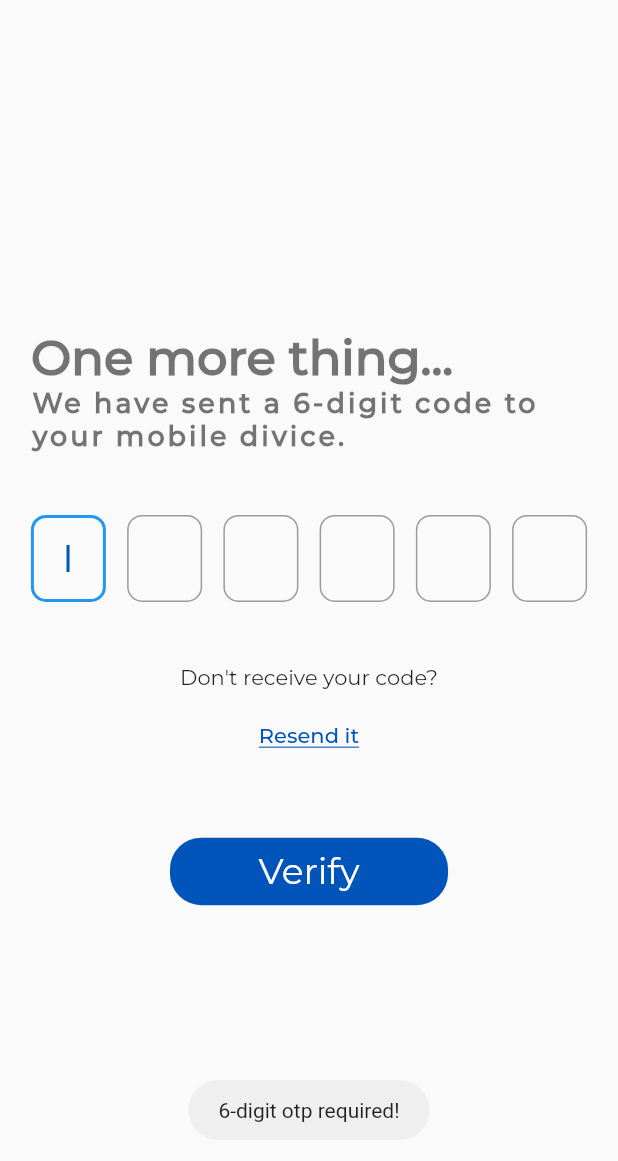
After one commit to MyDaktari/MyDaktari-Mobile-App, a Flutter app: the OtpScreen screen opened by its route, after a tap on "Verify", on a phone screen of 412 x 824 dp. The commit adds this screen. Shown: the top 1161 px of the screen. Run offline on Flutter 3.47's test engine with Material 2 defaults, Android fonts, the phone set to English and light mode, and no system bars; our stand-ins replace bloc, calendar_date_picker2, date_field, equatable, flutter_bloc, flutter_svg and 2 more; accounts and stored records are empty; network calls fail; project files that could hold a hidden picture were left out.

Commit message:
opt ui and logic

```diff
--- a/lib/constants/constants.dart
+++ b/lib/constants/constants.dart
@@ -8,6 +8,7 @@ const Color headerColor = Color.fromARGB(255, 242, 242, 242);
 const Color greenish = Color.fromARGB(255, 0, 236, 182);
 
 String userId = '';
+String userPhoneNumber = '';
 
 String formatRelativeTime(DateTime dateTime) {
   final now = DateTime.now();
--- a/lib/constants/urls.dart
+++ b/lib/constants/urls.dart
@@ -29,3 +29,7 @@ const String otpUrl =
     'https://mydoc.my-daktari.com/new_api/sendRegisterOTP.php';
 
 const String blogUrl = 'https://mydoc.my-daktari.com/new_api/allBlogs.php';
+const String otpRequestUrl =
+    'https://mydoc.my-daktari.com/new_api/sendRegisterOTP.php';
+const String otpVerificationUrl =
+    'https://mydoc.my-daktari.com/new_api/verifyRegisterOTP.php';
--- /dev/null
+++ b/lib/logic/bloc/otp/otp_bloc.dart
@@ -0,0 +1,39 @@
+import 'package:bloc/bloc.dart';
+import 'package:equatable/equatable.dart';
+import 'package:my_daktari/repositories/authentication/authentication_repository.dart';
+
+part 'otp_event.dart';
+part 'otp_state.dart';
+
+class OtpBloc extends Bloc<OtpEvent, OtpState> {
+  final AuthenticationRepository authenticationRepository;
+  OtpBloc({required AuthenticationRepository authRepository})
+      : authenticationRepository = authRepository,
+        super(OtpInitalize()) {
+    on<RequestOtp>(_onRequestOtp);
+    on<VerifyOtp>(_onVerifyOtp);
+  }
+  void _onRequestOtp(RequestOtp event, Emitter<OtpState> emit) async {
+    emit(OtpLoading());
+    try {
+      String message = await authenticationRepository.otpRequest(
+          phoneNumber: event.phoneNumber);
+      print(message);
+      emit(OtpSet());
+    } catch (error) {
+      emit(OtpLoadingError(errorMessage: error.toString()));
+    }
+  }
+
+  void _onVerifyOtp(VerifyOtp event, Emitter<OtpState> emit) async {
+    emit(OtpLoading());
+    try {
+      String message = await authenticationRepository.otpVerification(
+          phoneNumber: event.phoneNumber, otp: event.otp);
+      print(message);
+      emit(OtpLoaded());
+    } catch (error) {
+      emit(OtpLoadingError(errorMessage: error.toString()));
+    }
+  }
+}
--- /dev/null
+++ b/lib/logic/bloc/otp/otp_event.dart
@@ -0,0 +1,22 @@
+part of 'otp_bloc.dart';
+
+abstract class OtpEvent extends Equatable {
+  const OtpEvent();
+
+  @override
+  List<Object> get props => [];
+}
+
+class RequestOtp extends OtpEvent {
+  final String phoneNumber;
+  RequestOtp({required this.phoneNumber});
+  @override
+  List<Object> get props => [phoneNumber];
+}
+
+class VerifyOtp extends OtpEvent {
+  final String phoneNumber, otp;
+  VerifyOtp({required this.phoneNumber, required this.otp});
+  @override
+  List<Object> get props => [phoneNumber, otp];
+}
--- /dev/null
+++ b/lib/logic/bloc/otp/otp_state.dart
@@ -0,0 +1,23 @@
+part of 'otp_bloc.dart';
+
+abstract class OtpState extends Equatable {
+  const OtpState();
+
+  @override
+  List<Object> get props => [];
+}
+
+class OtpInitalize extends OtpState {}
+
+class OtpLoading extends OtpState {}
+
+class OtpLoaded extends OtpState {}
+
+class OtpSet extends OtpState {}
+
+class OtpLoadingError extends OtpState {
+  final String errorMessage;
+  OtpLoadingError({required this.errorMessage});
+  @override
+  List<Object> get props => [errorMessage];
+}
--- /dev/null
+++ b/lib/logic/cubit/otp_timer/otp_timer_cubit.dart
@@ -0,0 +1,36 @@
+import 'dart:async';
+import 'package:bloc/bloc.dart';
+import 'package:equatable/equatable.dart';
+
+part 'otp_timer_state.dart';
+
+class OtpTimerCubit extends Cubit<OtpTimerState> {
+  Timer? _timer;
+
+  OtpTimerCubit() : super(OtpTimerState(counter: 0));
+
+  void startTimer() {
+    if (_timer != null && _timer!.isActive) {
+      _timer!.cancel();
+    }
+
+    _timer = Timer.periodic(const Duration(seconds: 1), (timer) {
+      if (state.counter > 0) {
+        emit(state.copyWith(counter: state.counter - 1));
+      } else {
+        _timer!.cancel();
+      }
+    });
+  }
+
+  void resetTimer() {
+    emit(OtpTimerState(counter: 60));
+    _timer!.cancel();
+  }
+
+  @override
+  Future<void> close() {
+    _timer?.cancel();
+    return super.close();
+  }
+}
--- /dev/null
+++ b/lib/logic/cubit/otp_timer/otp_timer_state.dart
@@ -0,0 +1,16 @@
+part of 'otp_timer_cubit.dart';
+
+class OtpTimerState extends Equatable {
+  final int counter;
+
+  const OtpTimerState({required this.counter});
+
+  OtpTimerState copyWith({int? counter}) {
+    return OtpTimerState(
+      counter: counter ?? this.counter,
+    );
+  }
+
+  @override
+  List<Object?> get props => [counter];
+}
--- a/lib/presentations/auth/views/login_screen.dart
+++ b/lib/presentations/auth/views/login_screen.dart
@@ -24,6 +24,7 @@ class LoginScreen extends StatelessWidget {
   @override
   Widget build(BuildContext context) {
     Size size = MediaQuery.of(context).size;
+    print('Uppppppppppppppppppppppp');
 
     return Scaffold(
       appBar: AppBar(elevation: 0, backgroundColor: primaryColor),
@@ -170,7 +171,8 @@ class LoginScreen extends StatelessWidget {
                             Text('Don\'t have an account yet? '),
                             TextButton(
                                 onPressed: () {
-                                  Navigator.pushNamed(context, route.authPage);
+                                  Navigator.pushReplacementNamed(
+                                      context, route.signUpScreen);
                                 },
                                 child: Text('Sign Up'))
                           ],
--- /dev/null
+++ b/lib/presentations/auth/views/otp_screen.dart
@@ -0,0 +1,180 @@
+import 'package:flutter/cupertino.dart';
+import 'package:flutter/material.dart';
+import 'package:flutter_bloc/flutter_bloc.dart';
+import 'package:fluttertoast/fluttertoast.dart';
+import 'package:my_daktari/constants/constants.dart';
+import 'package:my_daktari/logic/bloc/otp/otp_bloc.dart';
+
+import '../../../constants/enums.dart';
+import '../../../logic/bloc/auth_status/auth_status_bloc.dart';
+import '../../../logic/bloc/doctor_bloc/doctor_appointments/doctor_appointments_bloc.dart';
+import '../../../logic/bloc/doctor_bloc/doctor_patients/doctor_patients_bloc.dart';
+import '../../../logic/cubit/otp_timer/otp_timer_cubit.dart';
+import '../../../logic/cubit/user_type/user_type_cubit.dart';
+import '../widgets/otp_input_field.dart';
+import 'package:my_daktari/routes/app_route.dart' as route;
+
+class OtpScreen extends StatelessWidget {
+  OtpScreen({Key? key}) : super(key: key);
+  final TextEditingController _fieldOne = TextEditingController();
+  final TextEditingController _fieldTwo = TextEditingController();
+  final TextEditingController _fieldThree = TextEditingController();
+  final TextEditingController _fieldFour = TextEditingController();
+  final TextEditingController _fieldFive = TextEditingController();
+  final TextEditingController _fieldSix = TextEditingController();
+
+  @override
+  Widget build(BuildContext context) {
+    final otpTimerCubit = context.watch<OtpTimerCubit>()..startTimer();
+    final userTypeCubit = context.watch<UserTypeCubit>();
+
+    Size size = MediaQuery.of(context).size;
+
+    return Scaffold(
+      body: SafeArea(
+        child: Padding(
+          padding: EdgeInsets.symmetric(horizontal: size.width * .05),
+          child: Column(
+            mainAxisAlignment: MainAxisAlignment.center,
+            crossAxisAlignment: CrossAxisAlignment.start,
+            children: [
+              Text('One more thing...',
+                  style: Theme.of(context)
+                      .textTheme
+                      .displaySmall!
+                      .copyWith(fontSize: 32, fontWeight: FontWeight.w900)),
+              Text(
+                'We have sent a 6-digit code to \nyour mobile divice.',
+                textAlign: TextAlign.left,
+                style: Theme.of(context).textTheme.displaySmall!.copyWith(
+                    fontSize: 18,
+                    fontWeight: FontWeight.w700,
+                    letterSpacing: 2),
+              ),
+              SizedBox(height: size.height * .05),
+              Row(
+                mainAxisAlignment: MainAxisAlignment.spaceBetween,
+                children: [
+                  OtpInputField(_fieldOne, true),
+                  OtpInputField(_fieldTwo, false),
+                  OtpInputField(_fieldThree, false),
+                  OtpInputField(_fieldFour, false),
+                  OtpInputField(_fieldFive, false),
+                  OtpInputField(_fieldSix, false),
+                ],
+              ),
+              SizedBox(height: size.height * .05),
+              Center(
+                child: Column(
+                  children: [
+                    const Text('Don\'t receive your code?',
+                        textAlign: TextAlign.center),
+                    SizedBox(height: size.height * .01),
+                    Visibility(
+                      visible: otpTimerCubit.state.counter == 0,
+                      replacement: Text(
+                        'Resend OTP in ${otpTimerCubit.state.counter} seconds',
+                        textAlign: TextAlign.center,
+                      ),
+                      child: TextButton(
+                        onPressed: () {
+                          // Resend OTP request
+                          if (userPhoneNumber.isNotEmpty) {
+                            context
+                                .read<OtpBloc>()
+                                .add(RequestOtp(phoneNumber: userPhoneNumber));
+                            otpTimerCubit.resetTimer();
+                          } else {
+                            Fluttertoast.showToast(
+                                msg: 'incorrect user number');
+                          }
+                        },
+                        child: const Text(
+                          'Resend it',
+                          style: TextStyle(
+                            color: Colors.transparent,
+                            shadows: [
+                              Shadow(offset: Offset(0, -2), color: primaryColor)
+                            ],
+                            decoration: TextDecoration.underline,
+                            decorationColor: primaryColor,
+                          ),
+                        ),
+                      ),
+                    ),
+                    SizedBox(height: size.height * .05),
+                    ElevatedButton(
+                      onPressed: () {
+                        String inputOTP = _fieldOne.text +
+                            _fieldTwo.text +
+                            _fieldThree.text +
+                            _fieldFour.text +
+                            _fieldFive.text +
+                            _fieldSix.text;
+                        if (inputOTP.length == 6) {
+                          context.read<OtpBloc>().add(VerifyOtp(
+                              phoneNumber: userPhoneNumber, otp: inputOTP));
+                        } else {
+                          Fluttertoast.showToast(msg: '6-digit otp required!');
+                        }
+                      },
+                      style: ElevatedButton.styleFrom(
+                        backgroundColor: primaryColor,
+                        fixedSize: Size(size.width * .45, 45),
+                      ),
+                      child: BlocConsumer<OtpBloc, OtpState>(
+                        listener: (context, state) {
+                          if (state is OtpLoaded) {
+                            if (userTypeCubit.state.userType ==
+                                UserType.doctor) {
+                              context.read<DoctorAppointmentsBloc>().add(
+                                  LoadDoctorAppointments(doctorId: userId));
+                              context
+                                  .read<DoctorPatientsBloc>()
+                                  .add(LoadDoctorPatients(doctorId: userId));
+                            }
+                            context
+                                .read<AuthStatusBloc>()
+                                .add(CheckUserStatus());
+                            Navigator.pushReplacementNamed(
+                                context, route.homePage);
+                          }
+                          if (state is OtpLoadingError) {
+                            Fluttertoast.showToast(
+                                    msg: 'invalid verification code')
+                                .then((value) {
+                              _fieldOne.clear();
+                              _fieldTwo.clear();
+                              _fieldThree.clear();
+                              _fieldFour.clear();
+                              _fieldFive.clear();
+                              _fieldSix.clear();
+                            });
+                          }
+                        },
+                        builder: (context, state) {
+                          if (state is OtpLoading) {
+                            return CupertinoActivityIndicator(
+                                color: Colors.white);
+                          } else {
+                            return Text(
+                              'Verify',
+                              style: Theme.of(context)
+                                  .textTheme
+                                  .headlineSmall!
+                                  .copyWith(color: Colors.white),
+                            );
+                          }
+                        },
+                      ),
+                    ),
+                  ],
+                ),
+              ),
+            ],
+          ),
+        ),
+      ),
+    );
+  }
+}
--- a/lib/presentations/auth/views/sign_up_screen.dart
+++ b/lib/presentations/auth/views/sign_up_screen.dart
@@ -10,8 +10,8 @@ import '../widgets/sex_menu.dart';
 import '../widgets/terms_and_conditions.dart';
 
 // ignore: must_be_immutable
-class AuthPage extends StatelessWidget {
-  AuthPage({super.key});
+class SignUpScreen extends StatelessWidget {
+  SignUpScreen({super.key});
 
   final GlobalKey<FormState> _formKey = GlobalKey<FormState>();
   TextEditingController nameController = TextEditingController();
--- /dev/null
+++ b/lib/presentations/auth/widgets/otp_input_field.dart
@@ -0,0 +1,38 @@
+import 'package:flutter/material.dart';
+
+class OtpInputField extends StatelessWidget {
+  final TextEditingController controller;
+  final bool autoFocus;
+
+  const OtpInputField(this.controller, this.autoFocus, {Key? key})
+      : super(key: key);
+
+  @override
+  Widget build(BuildContext context) {
+    return SizedBox(
+      width: 50,
+      child: TextField(
+        autofocus: autoFocus,
+        textAlign: TextAlign.center,
+        keyboardType: TextInputType.number,
+        controller: controller,
+        maxLength: 1,
+        cursorColor: Theme.of(context).primaryColor,
+        decoration: InputDecoration(
+          counterText: '',
+          hintStyle: TextStyle(color: Colors.black, fontSize: 20.0),
+          border: OutlineInputBorder(
+            borderRadius: BorderRadius.circular(10),
+            borderSide: BorderSide(
+              color: Colors.grey,
+              width: 1.5,
+            ),
+          ),
+        ),
+        onChanged: (value) {
+          if (value.length == 1) FocusScope.of(context).nextFocus();
+        },
+      ),
+    );
+  }
+}
--- a/lib/presentations/landing_screen.dart
+++ b/lib/presentations/landing_screen.dart
@@ -88,7 +88,7 @@ class HomePage extends StatelessWidget {
                         child: TextButton(
                             onPressed: () {
                               Navigator.pushReplacementNamed(
-                                  context, routes.authPage);
+                                  context, routes.signUpScreen);
                             },
                             child: const Text('Sign In',
                                 style: TextStyle(fontSize: 18))),
--- a/lib/repositories/authentication/base_authentication_repository.dart
+++ b/lib/repositories/authentication/base_authentication_repository.dart
@@ -25,4 +25,8 @@ abstract class BaseAuthenticationRepository {
       required String dob,
       required String gender,
       required String email}) async {}
+
+  Future<String?> otpRequest({required String phoneNumber}) async {}
+  Future<String?> otpVerification(
+      {required String phoneNumber, required String otp}) async {}
 }
--- a/lib/routes/app_route.dart
+++ b/lib/routes/app_route.dart
@@ -1,5 +1,6 @@
 import 'package:flutter/material.dart';
 import 'package:my_daktari/models/blog.dart';
+import 'package:my_daktari/presentations/auth/views/otp_screen.dart';
 import 'package:my_daktari/presentations/home/views/homeTab/views/symptomChecker/symptoms_samples.dart';
 
 import '../mock/models/doctor_model.dart';
@@ -11,8 +12,9 @@ import '../presentations/home/views/homeTab/views/symptomChecker/symptom_checker
 import '../presentations/landing_screen.dart';
 import '../presentations/welcome_screen.dart';
 
-const String authPage = 'authPage';
+const String signUpScreen = 'authPage';
 const String loginScreen = 'loginPage';
+const String otpScreen = 'otpPage';
 const String welcome = 'welcome';
 const String homePage = 'homePage';
 const String blogScreen = 'blogScreen';
@@ -25,10 +27,12 @@ class AppRouter {
     switch (settings.name) {
       case welcome:
         return MaterialPageRoute(builder: (_) => const WelcomePage());
-      case authPage:
-        return MaterialPageRoute(builder: (_) => AuthPage());
+      case signUpScreen:
+        return MaterialPageRoute(builder: (_) => SignUpScreen());
       case loginScreen:
         return MaterialPageRoute(builder: (_) => LoginScreen());
+      case otpScreen:
+        return MaterialPageRoute(builder: (_) => OtpScreen());
       case blogScreen:
         return MaterialPageRoute(
             builder: (_) => BlogScreen(blog: settings.arguments as BlogModel));
@@ -43,8 +47,7 @@ class AppRouter {
       case symptomSamples:
         return MaterialPageRoute(
             builder: (_) => SymptomSamples(
-                  bodyPartNotifier: settings.arguments as BodyPartNotifier,
-                ));
+                bodyPartNotifier: settings.arguments as BodyPartNotifier));
       default:
         return MaterialPageRoute(
             builder: (_) => Scaffold(
```
Also changed, not shown: lib/logic/bloc/auth_status/auth_status_bloc.dart (+7 -4 lines), lib/main.dart (+10 -3 lines), lib/presentations/auth/widgets/sign_up_button.dart (+5 -17 lines), lib/presentations/home/views/ayaTab/views/aya_tab.dart (+5 -9 lines), lib/repositories/authentication/authentication_repository.dart (+36 -0 lines).
